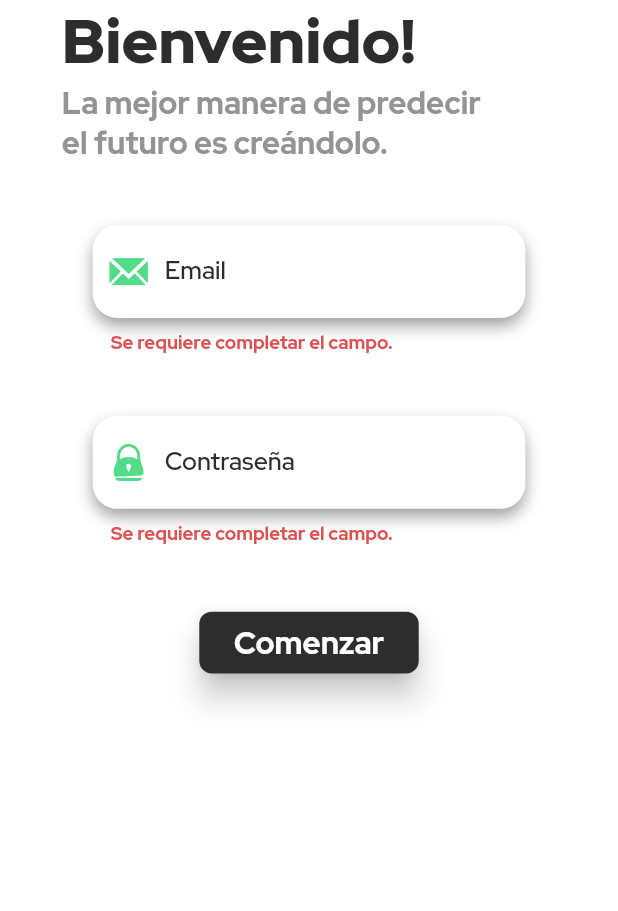
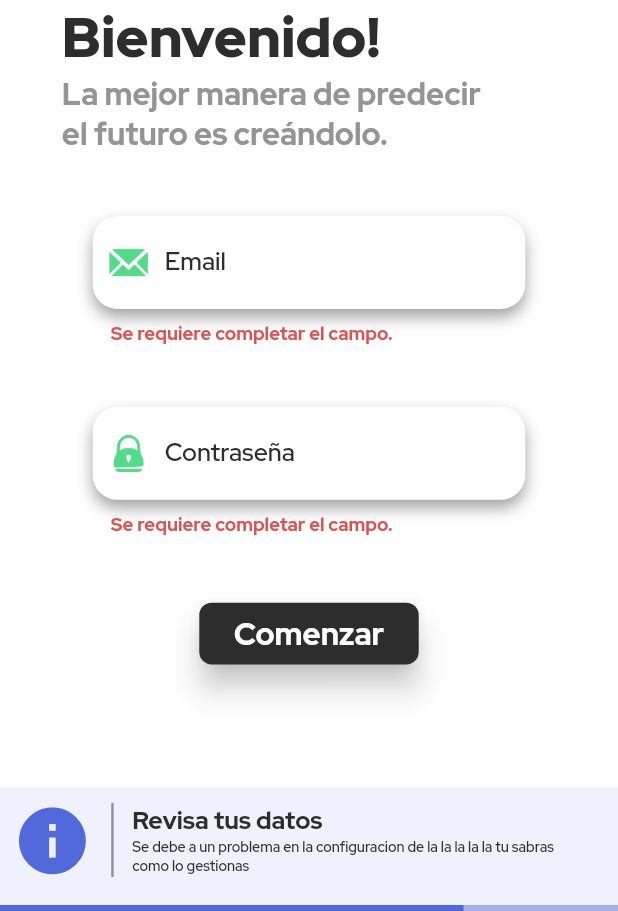
Before and after one commit to VladiPrograma/marvalfit, a Flutter app: the screen it shows after launch, after a tap on "Comenzar", on a phone screen of 412 x 824 dp, the part 325-1236 px from its top. Run offline on Flutter 3.47's test engine with Material 2 defaults, Android fonts, the phone set to English and light mode, and no system bars; our stand-ins replace firebase_auth, firebase_core, sizer; accounts and stored records are empty.

Commit message:
SnackBars V1

```diff
--- /dev/null
+++ b/lib/constants/marval_snackbar.dart
@@ -0,0 +1,105 @@
+import 'package:flutter/material.dart';
+import 'package:marvalfit/constants/string.dart';
+import 'package:marvalfit/constants/theme.dart';
+import 'package:sizer/sizer.dart';
+
+import 'colors.dart';
+
+
+void MarvalSnackBar(BuildContext context){
+  ScaffoldMessenger.of(context).showSnackBar(
+      SnackBar(
+          padding: EdgeInsets.zero,
+          backgroundColor: kBlueThi,
+          content: Container(width: 100.w, height: 10.h,
+              padding: EdgeInsets.only(top: 1.h, bottom: 0),
+              child: Column(
+                children: [
+                  Container(width: 100.w,
+                      padding: EdgeInsets.symmetric(horizontal: 2.w),
+                      child:Row(
+                        crossAxisAlignment: CrossAxisAlignment.center,
+                        children: [
+                          Icon(Icons.info, color: kBlue, size: 13.w,),
+                          Container(height: 6.h, width: 0.4.w,
+                            color: kGrey,
+                            margin: EdgeInsets.symmetric(horizontal: 3.w),
+                          ),
+                          Column(
+                            crossAxisAlignment: CrossAxisAlignment.start,
+                            children: [
+                              const TextH2("Revisa tus datos", size: 4,),
+                              SizedBox(
+                                  width: 69.w,
+                                  child: Text(
+                                    "Se debe a un problema en la configuracion de la la la la la tu sabras como lo gestionas",
+                                    style: TextStyle( fontSize: 2.3.w, color: kBlack, fontFamily: p1),
+                                    maxLines: 2,
+                                  )
+                              ),
+
+                            ],
+                          )
+                        ],
+                      )),
+                  const Spacer(),
+                  SnackLineAnimation(),
+                ],
+              )
+          ))
+  );
+}
+
+class SnackLineAnimation extends StatefulWidget {
+  const SnackLineAnimation({Key? key}) : super(key: key);
+
+  @override
+  State<SnackLineAnimation> createState() => _SnackLineAnimationState();
+}
+class _SnackLineAnimationState extends State<SnackLineAnimation> with SingleTickerProviderStateMixin{
+  double _dx = 0;
+  late AnimationController _controller;
+  @override
+  void initState(){
+    super.initState();
+    _controller = AnimationController(
+      vsync: this,
+      duration: const Duration(milliseconds: 4000),
+    );
+    _controller.addListener(_update);
+    _controller.forward();
+  }
+  @override
+  void dispose() {
+    _controller.dispose();
+    super.dispose();
+  }
+
+  void _update(){
+    setState(() {
+      _dx = 100;
+    });
+  }
+
+  @override
+  Widget build(BuildContext context) {
+    return Stack(children: [
+      Positioned(
+          bottom: 0,
+          child: Container(
+              width: 100.w, height: 0.5.h,
+              color: kBlueSec,
+              margin: EdgeInsets.only(right: _dx.w)
+          )
+      ),
+      AnimatedContainer(
+        width: 100.w, height: 0.5.h,
+        color: kBlue,
+        duration: const Duration(milliseconds: 4000),
+        curve: Curves.linear,
+        margin: EdgeInsets.only(right: _dx.w),
+      ),
+    ],);
+
+  }
+}
--- a/lib/constants/theme.dart
+++ b/lib/constants/theme.dart
@@ -20,7 +20,7 @@ class TextH1 extends StatelessWidget {
       text ?? "",
       style: TextStyle(
       fontFamily: h1,
-      fontSize: size?.w ?? 10.w,
+      fontSize: size?.w ?? 9.w,
       color: color ?? kBlack,
       ),
     );
--- a/lib/core/login/login_screen.dart
+++ b/lib/core/login/login_screen.dart
@@ -1,3 +1,5 @@
+import 'dart:io';
+
 import 'package:firebase_auth/firebase_auth.dart';
 import 'package:flutter/material.dart';
 import 'package:marvalfit/constants/theme.dart';
@@ -6,6 +8,7 @@ import 'package:sizer/sizer.dart';
 
 import '../../config/custom_icons.dart';
 import '../../constants/colors.dart';
+import '../../constants/marval_snackbar.dart';
 import '../../constants/marval_textfield.dart';
 import '../../constants/string.dart';
 
@@ -30,7 +33,7 @@ class LoginScreen extends StatelessWidget {
                 children: [
                   Image.asset("assets/images/logo.png"),
                   Container(width: 70.w, margin: EdgeInsets.only(right: 10.w),
-                      child: const TextH1( "Bienvenido!", size: 10)),
+                      child: const TextH1( "Bienvenido!")),
                   Container(width: 70.w,margin: EdgeInsets.only(right:10.w),
                       child: const TextH2(
                       'La mejor manera de predecir el futuro es creándolo.',
@@ -102,6 +105,9 @@ class _LoginFormState extends State<LoginForm> {
         SizedBox(height: 5.h),
         ElevatedButton(
             onPressed: () async{
+              MarvalSnackBar(context);
+              ///@TODO Create custom SnackBars for: INFO // SUCESS // FAIL with params.
+              ///@TODO Manage to dont start 2 SnackBars when u press the button twice
               // Validate returns true if the form is valid, or false otherwise.
                   if (_formKey.currentState!.validate()) {
                   _formKey.currentState!.save();
@@ -110,12 +116,9 @@ class _LoginFormState extends State<LoginForm> {
                   /// We try to LogIn
                   _loginErrors = await LogIn(_email, _password);
                   _formKey.currentState!.validate();
-                  /** @TODO If it works _loginErrors will be null so we can get the user and switch pages
-                  *
-                  */
-                  ScaffoldMessenger.of(context).showSnackBar(
-                  const SnackBar(content: Text('Processing Data')),
-                );
+                  /// @TODO If it works _loginErrors will be null so we can get the user and switch pages
+
+                  /// @TODO Add Green snackBar to say it worked properly
               }
             },
             style: ButtonStyle(
```
